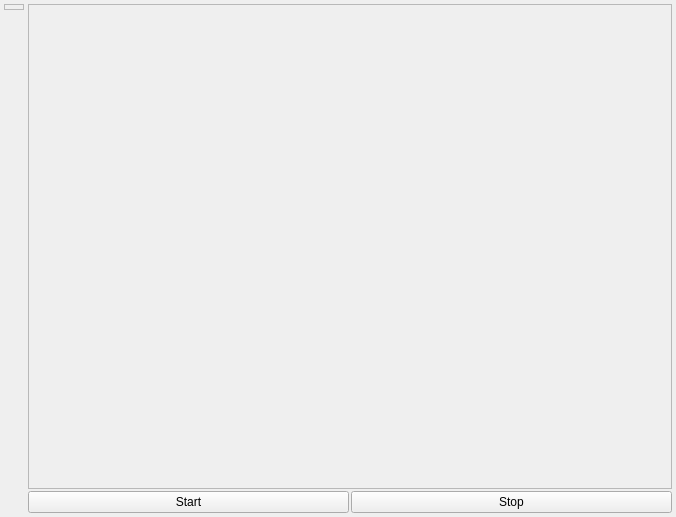
This is ui/control.ui in hirikesh/gorgoneye as Qt 5 draws it before an edit. The edited form follows.
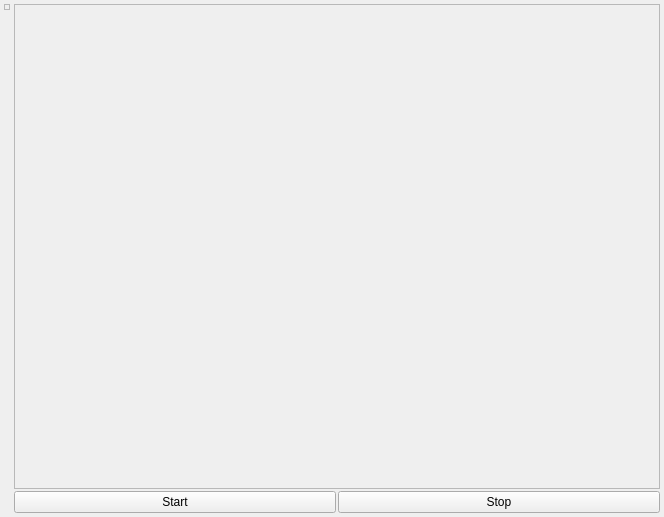
This is the edited form.

Commit message: >> slight renaming/cleanup of some gui classes

Diff of the .ui file:
```diff
--- a/ui/control.ui
+++ b/ui/control.ui
@@ -6,7 +6,7 @@
    <rect>
     <x>0</x>
     <y>0</y>
-    <width>676</width>
+    <width>664</width>
     <height>517</height>
    </rect>
   </property>
@@ -61,9 +61,12 @@
        <property name="orientation">
         <enum>Qt::Vertical</enum>
        </property>
+       <property name="sizeType">
+        <enum>QSizePolicy::Expanding</enum>
+       </property>
        <property name="sizeHint" stdset="0">
         <size>
-         <width>20</width>
+         <width>5</width>
          <height>40</height>
         </size>
        </property>
```
The commit also changes 7 other files.
